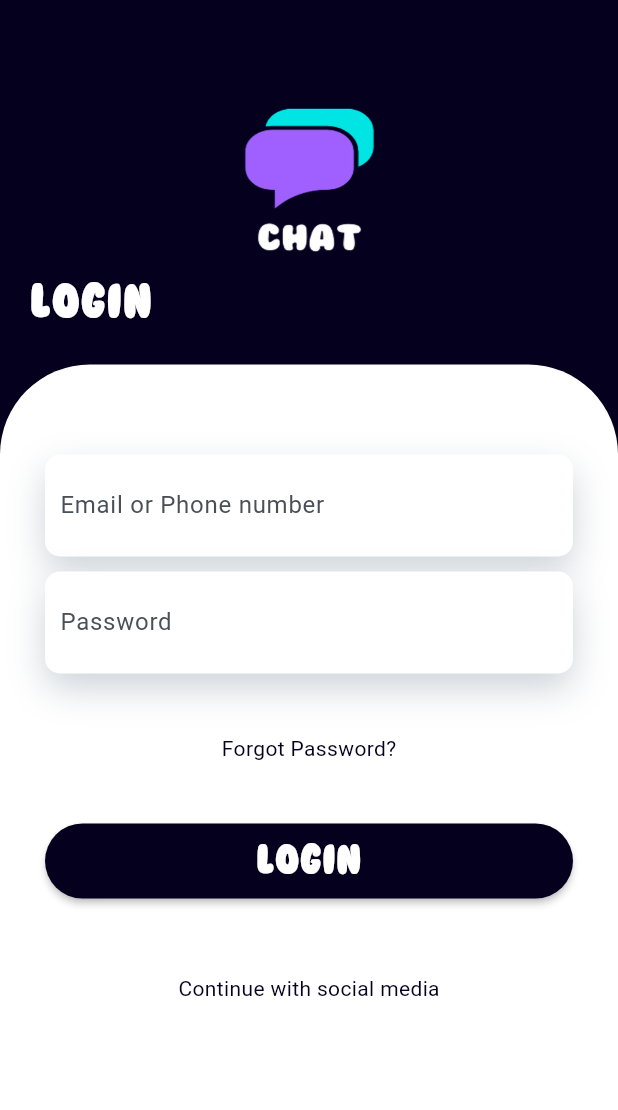
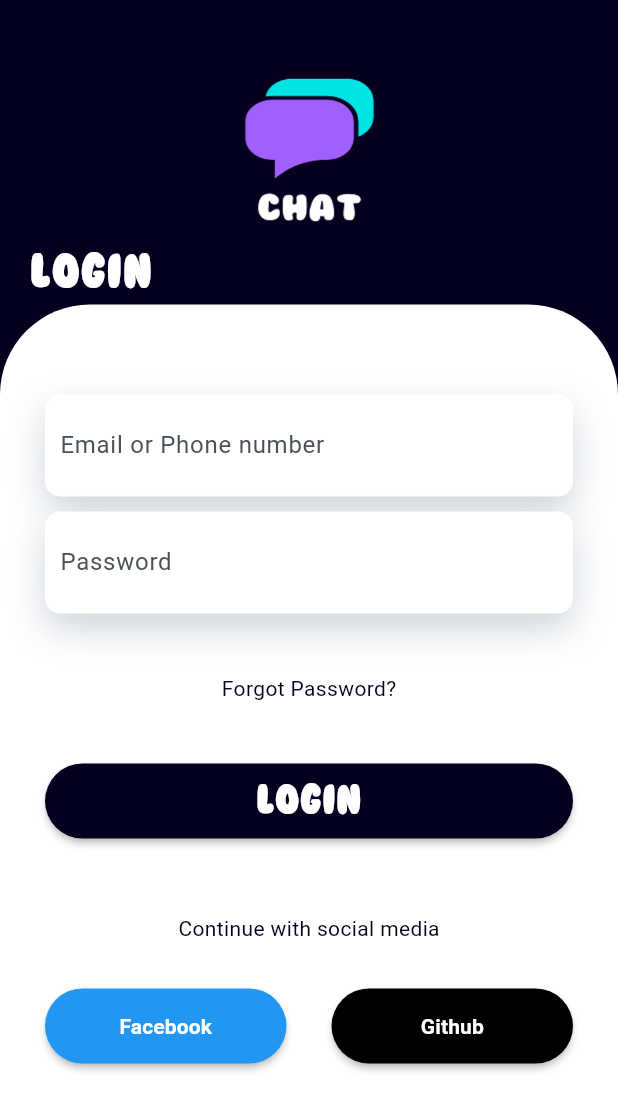
Before and after one commit to 7xEduard/Chat-App, a Flutter app: the screen it shows after launch, on a phone screen of 412 x 824 dp. Shown: the top 1110 px of the screen. Run offline on Flutter 3.47's test engine with Material 3 defaults, Android fonts, the phone set to English and light mode, and no system bars; our stand-ins replace animate_do, firebase_core, get; accounts and stored records are empty.

Commit message:
UI Modify (Login Screen)

```diff
--- a/lib/screens/login_screen.dart
+++ b/lib/screens/login_screen.dart
@@ -18,11 +18,6 @@ class LoginScreen extends StatelessWidget {
           crossAxisAlignment: CrossAxisAlignment.start,
           children: [
             const SizedBox(height: 50),
-            Padding(
-              padding: const EdgeInsets.all(20),
-              child: Column(
-                crossAxisAlignment: CrossAxisAlignment.start,
-                children: [
             FadeInUp(
               duration: const Duration(milliseconds: 1000),
               child: Center(
@@ -36,7 +31,9 @@ class LoginScreen extends StatelessWidget {
             const SizedBox(height: 10),
             FadeInUp(
               duration: const Duration(milliseconds: 1300),
-                    child: const Text(
+              child: const Padding(
+                padding: EdgeInsets.only(left: 20),
+                child: Text(
                   "login",
                   style: TextStyle(
                     fontFamily: 'Bubblegum',
@@ -44,8 +41,6 @@ class LoginScreen extends StatelessWidget {
                     fontSize: 30,
                   ),
                 ),
-                  ),
-                ],
               ),
             ),
             Expanded(
@@ -59,7 +54,7 @@ class LoginScreen extends StatelessWidget {
                 ),
                 child: Padding(
                   padding: const EdgeInsets.all(30),
-                  child: Column(
+                  child: ListView(
                     children: [
                       const SizedBox(height: 30),
                       FadeInUp(
@@ -78,9 +73,11 @@ class LoginScreen extends StatelessWidget {
                       const SizedBox(height: 40),
                       FadeInUp(
                         duration: const Duration(milliseconds: 1400),
-                        child: const Text(
+                        child: const Center(
+                          child: Text(
                             "Forgot Password?",
                             style: TextStyle(color: Color(0xFF05001E)),
+                          ),
                         ),
                       ),
                       const SizedBox(height: 40),
@@ -93,67 +90,65 @@ class LoginScreen extends StatelessWidget {
                       const SizedBox(height: 50),
                       FadeInUp(
                         duration: const Duration(milliseconds: 2000),
-                        child: const Text(
+                        child: const Center(
+                          child: Text(
                             "Continue with social media",
                             style: TextStyle(
                               color: Color(0xFF05001E),
                             ),
                           ),
                         ),
+                      ),
                       const SizedBox(height: 30),
-                      // Row(
-                      //   children: [
-                      //     Expanded(
-                      //       child: FadeInUp(
-                      //         duration: const Duration(milliseconds: 1800),
-                      //         child: MaterialButton(
-                      //           onPressed: () {},
-                      //           height: 50,
-                      //           color: Colors.blue,
-                      //           shape: RoundedRectangleBorder(
-                      //             borderRadius: BorderRadius.circular(50),
-                      //           ),
-                      //           child: const Center(
-                      //             child: Text(
-                      //               "Facebook",
-                      //               style: TextStyle(
-                      //                 color: Colors.white,
-                      //                 fontWeight: FontWeight.bold,
-                      //               ),
-                      //             ),
-                      //           ),
-                      //         ),
-                      //       ),
-                      //     ),
-                      //     const SizedBox(
-                      //       width: 30,
-                      //     ),
-                      //     Expanded(
-                      //       child: FadeInUp(
-                      //         duration: const Duration(
-                      //           milliseconds: 1900,
-                      //         ),
-                      //         child: MaterialButton(
-                      //           onPressed: () {},
-                      //           height: 50,
-                      //           shape: RoundedRectangleBorder(
-                      //             borderRadius: BorderRadius.circular(50),
-                      //           ),
-                      //           color: Colors.black,
-                      //           child: const Center(
-                      //             child: Text(
-                      //               "Github",
-                      //               style: TextStyle(
-                      //                 color: Colors.white,
-                      //                 fontWeight: FontWeight.bold,
-                      //               ),
-                      //             ),
-                      //           ),
-                      //         ),
-                      //       ),
-                      //     )
-                      //   ],
-                      // )
+                      Row(
+                        children: [
+                          Expanded(
+                            child: FadeInUp(
+                              duration: const Duration(milliseconds: 2300),
+                              child: MaterialButton(
+                                onPressed: () {},
+                                height: 50,
+                                color: Colors.blue,
+                                shape: RoundedRectangleBorder(
+                                  borderRadius: BorderRadius.circular(50),
+                                ),
+                                child: const Center(
+                                  child: Text(
+                                    "Facebook",
+                                    style: TextStyle(
+                                      color: Colors.white,
+                                      fontWeight: FontWeight.bold,
+                                    ),
+                                  ),
+                                ),
+                              ),
+                            ),
+                          ),
+                          const SizedBox(width: 30),
+                          Expanded(
+                            child: FadeInUp(
+                              duration: const Duration(milliseconds: 2300),
+                              child: MaterialButton(
+                                onPressed: () {},
+                                height: 50,
+                                shape: RoundedRectangleBorder(
+                                  borderRadius: BorderRadius.circular(50),
+                                ),
+                                color: Colors.black,
+                                child: const Center(
+                                  child: Text(
+                                    "Github",
+                                    style: TextStyle(
+                                      color: Colors.white,
+                                      fontWeight: FontWeight.bold,
+                                    ),
+                                  ),
+                                ),
+                              ),
+                            ),
+                          )
+                        ],
+                      )
                     ],
                   ),
                 ),
```
Lines whose indentation alone changed are shown as unchanged.
